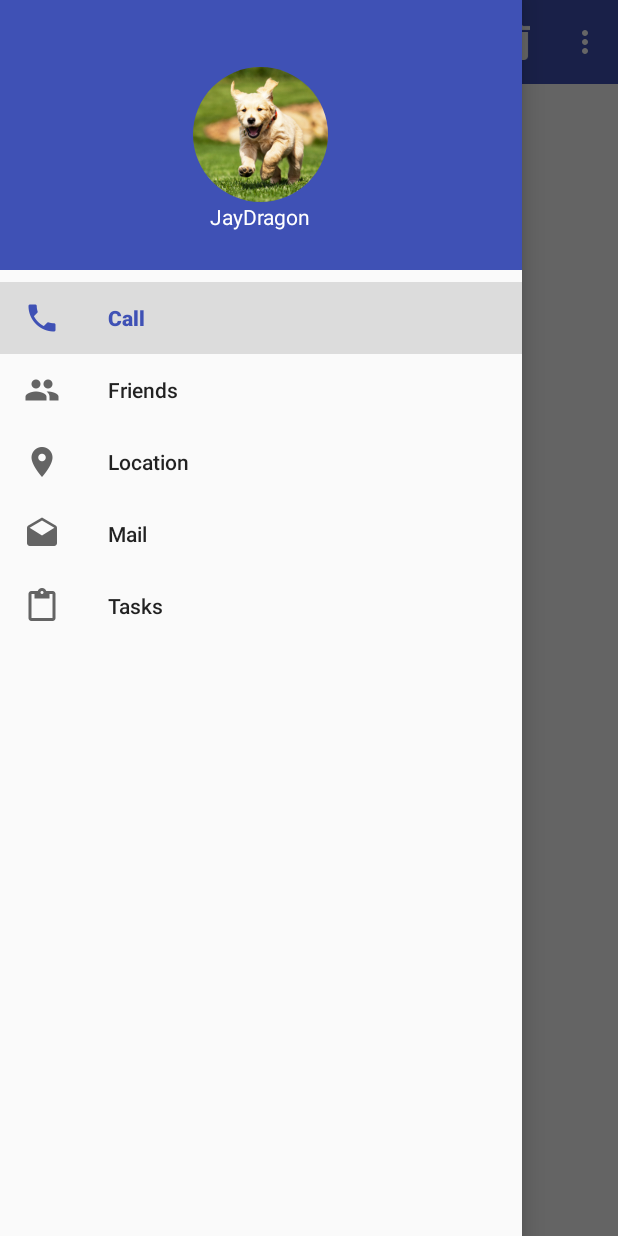
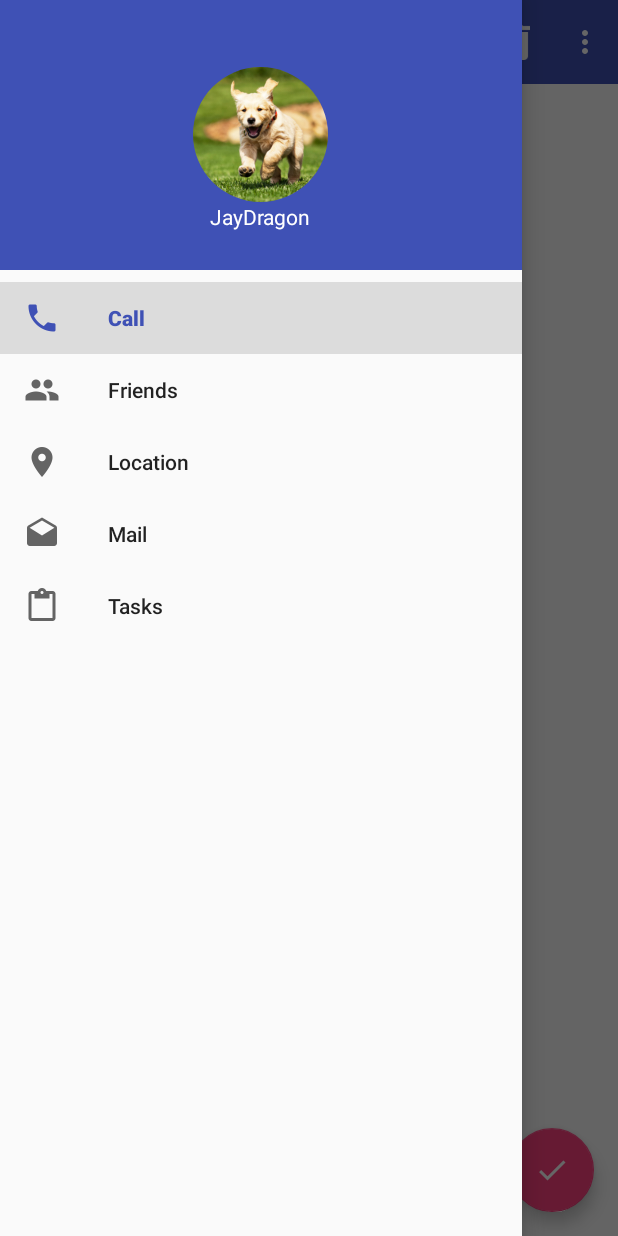
Before and after one commit to xiaobinandroid/MaterialDemo, an Android app: the screen it shows after launch (MainActivity), with the side drawer open, on a phone screen of 412 x 824 dp. Run offline under Robolectric (Android 15) with nearby library versions, the phone set to English and light mode, and no system bars; our stand-ins replace CircleImageView.

Commit message:
添加了悬浮按钮和可交互提示

```diff
--- a/app/src/main/java/com/gml/materialdemo/MainActivity.java
+++ b/app/src/main/java/com/gml/materialdemo/MainActivity.java
@@ -1,7 +1,9 @@
 package com.gml.materialdemo;
 
 import android.support.annotation.NonNull;
+import android.support.design.widget.FloatingActionButton;
 import android.support.design.widget.NavigationView;
+import android.support.design.widget.Snackbar;
 import android.support.v4.view.GravityCompat;
 import android.support.v4.widget.DrawerLayout;
 import android.support.v7.app.ActionBar;
@@ -10,6 +12,7 @@ import android.os.Bundle;
 import android.support.v7.widget.Toolbar;
 import android.view.Menu;
 import android.view.MenuItem;
+import android.view.View;
 import android.widget.Toast;
 
 public class MainActivity extends AppCompatActivity {
@@ -23,6 +26,20 @@ public class MainActivity extends AppCompatActivity {
         setSupportActionBar(toolbar);
         drawerLayout=(DrawerLayout)findViewById(R.id.drawer_layout);
         NavigationView navigationView=(NavigationView)findViewById(R.id.nav_view);
+        FloatingActionButton fab=(FloatingActionButton)findViewById(R.id.fab);
+        fab.setOnClickListener(new View.OnClickListener() {
+            @Override
+            public void onClick(View view) {
+                Snackbar.make(view,"确定要删除数据？",Snackbar.LENGTH_LONG)
+                        .setAction("取消", new View.OnClickListener() {
+                            @Override
+                            public void onClick(View view) {
+                                Toast.makeText(MainActivity.this, "删除失败！", Toast.LENGTH_SHORT).show();
+                            }
+                        }).show();
+
+            }
+        });
         ActionBar actionBar=getSupportActionBar();
         if (actionBar!=null){
             actionBar.setDisplayHomeAsUpEnabled(true);
--- a/app/src/main/res/layout/activity_main.xml
+++ b/app/src/main/res/layout/activity_main.xml
@@ -5,7 +5,7 @@
     android:layout_width="match_parent"
     android:layout_height="match_parent">
 
-    <FrameLayout
+    <android.support.design.widget.CoordinatorLayout
         android:layout_width="match_parent"
         android:layout_height="match_parent">
 
@@ -16,7 +16,15 @@
             android:background="?attr/colorPrimary"
             android:theme="@style/ThemeOverlay.AppCompat.Dark.ActionBar"
             app:popupTheme="@style/ThemeOverlay.AppCompat.Light" />
-    </FrameLayout>
+        <android.support.design.widget.FloatingActionButton
+            android:id="@+id/fab"
+            android:layout_width="wrap_content"
+            android:layout_height="wrap_content"
+            android:layout_gravity="bottom|end"
+            android:layout_margin="16dp"
+            android:src="@drawable/ic_done"/>
+
+    </android.support.design.widget.CoordinatorLayout>
     <android.support.design.widget.NavigationView
         android:id="@+id/nav_view"
         android:layout_width="match_parent"
```
Also changed, not shown: app/src/main/res/drawable/ic_done.png (added).
